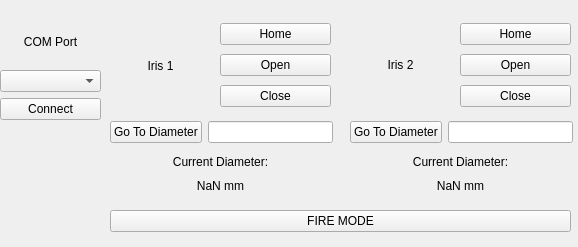
This is devices/Iris/irisWidget.ui in nfbeier/15tw-smartsystem as Qt 5 draws it before an edit. The edited form follows.
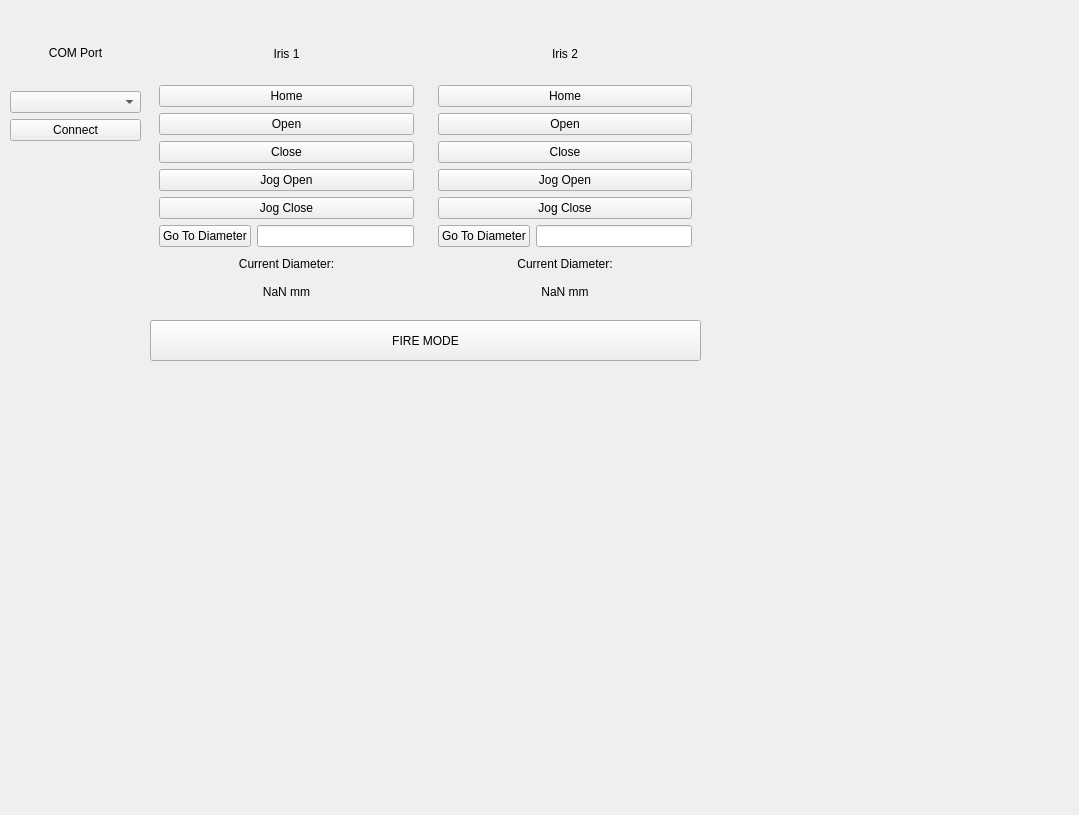
This is the edited form.

Commit message: Getting alignment program set up

```diff
--- a/devices/Iris/irisWidget.ui
+++ b/devices/Iris/irisWidget.ui
@@ -6,8 +6,8 @@
    <rect>
     <x>0</x>
     <y>0</y>
-    <width>578</width>
-    <height>247</height>
+    <width>1079</width>
+    <height>815</height>
    </rect>
   </property>
   <property name="windowTitle">
@@ -16,34 +16,76 @@
   <widget class="QPushButton" name="fireButton">
    <property name="geometry">
     <rect>
-     <x>110</x>
-     <y>210</y>
-     <width>461</width>
-     <height>22</height>
+     <x>150</x>
+     <y>320</y>
+     <width>551</width>
+     <height>41</height>
     </rect>
    </property>
    <property name="text">
     <string>FIRE MODE</string>
    </property>
   </widget>
+  <widget class="QWidget" name="layoutWidget_9">
+   <property name="geometry">
+    <rect>
+     <x>10</x>
+     <y>20</y>
+     <width>131</width>
+     <height>121</height>
+    </rect>
+   </property>
+   <layout class="QVBoxLayout" name="verticalLayout">
+    <item>
+     <widget class="QLabel" name="ComPortLabel">
+      <property name="text">
+       <string>COM Port</string>
+      </property>
+      <property name="alignment">
+       <set>Qt::AlignCenter</set>
+      </property>
+     </widget>
+    </item>
+    <item>
+     <widget class="QComboBox" name="ComPortSelectBox"/>
+    </item>
+    <item>
+     <widget class="QPushButton" name="comPortConnectButton">
+      <property name="text">
+       <string>Connect</string>
+      </property>
+     </widget>
+    </item>
+   </layout>
+  </widget>
+  <widget class="QWidget" name="horizontalLayoutWidget">
+   <property name="geometry">
+    <rect>
+     <x>150</x>
+     <y>20</y>
+     <width>551</width>
+     <height>291</height>
+    </rect>
+   </property>
+   <layout class="QHBoxLayout" name="horizontalLayout_3">
+    <item>
   <widget class="QWidget" name="IrisWidget" native="true">
-   <property name="geometry">
-    <rect>
-     <x>100</x>
-     <y>0</y>
-     <width>241</width>
-     <height>200</height>
-    </rect>
-   </property>
-   <widget class="QWidget" name="layoutWidget">
-    <property name="geometry">
-     <rect>
-      <x>120</x>
-      <y>20</y>
-      <width>111</width>
-      <height>91</height>
-     </rect>
-    </property>
+      <layout class="QVBoxLayout" name="verticalLayout_8">
+       <item>
+        <layout class="QVBoxLayout" name="verticalLayout_7">
+         <item>
+          <widget class="QLabel" name="iris1label">
+           <property name="text">
+            <string>Iris 1</string>
+           </property>
+           <property name="alignment">
+            <set>Qt::AlignCenter</set>
+           </property>
+          </widget>
+         </item>
+        </layout>
+       </item>
+       <item>
     <layout class="QVBoxLayout" name="verticalLayout_2">
      <item>
       <widget class="QPushButton" name="homeIrisButton">
@@ -66,49 +108,23 @@
        </property>
       </widget>
      </item>
-    </layout>
-   </widget>
-   <widget class="QWidget" name="layoutWidget_2">
-    <property name="geometry">
-     <rect>
-      <x>10</x>
-      <y>153</y>
-      <width>221</width>
-      <height>41</height>
-     </rect>
-    </property>
-    <layout class="QVBoxLayout" name="verticalLayout_3">
      <item>
-      <widget class="QLabel" name="label">
+          <widget class="QPushButton" name="iris1_jogopen">
        <property name="text">
-        <string>Current Diameter:</string>
-       </property>
-       <property name="alignment">
-        <set>Qt::AlignCenter</set>
-       </property>
+            <string>Jog Open</string>
+           </property>
       </widget>
      </item>
      <item>
-      <widget class="QLabel" name="currentDiameterLabel">
+          <widget class="QPushButton" name="iris1_jogclosed">
        <property name="text">
-        <string>NaN mm</string>
-       </property>
-       <property name="alignment">
-        <set>Qt::AlignCenter</set>
-       </property>
+            <string>Jog Close</string>
+           </property>
       </widget>
      </item>
     </layout>
-   </widget>
-   <widget class="QWidget" name="layoutWidget_3">
-    <property name="geometry">
-     <rect>
-      <x>10</x>
-      <y>120</y>
-      <width>223</width>
-      <height>25</height>
-     </rect>
-    </property>
+       </item>
+       <item>
     <layout class="QHBoxLayout" name="horizontalLayout">
      <item>
       <widget class="QPushButton" name="goToDiameterButton">
@@ -125,21 +141,23 @@
       </widget>
      </item>
     </layout>
-   </widget>
-   <widget class="QWidget" name="layoutWidget_6">
-    <property name="geometry">
-     <rect>
-      <x>10</x>
-      <y>20</y>
-      <width>101</width>
-      <height>91</height>
-     </rect>
-    </property>
-    <layout class="QVBoxLayout" name="verticalLayout_7">
+       </item>
+       <item>
+        <layout class="QVBoxLayout" name="verticalLayout_3">
+         <item>
+          <widget class="QLabel" name="label">
+           <property name="text">
+            <string>Current Diameter:</string>
+           </property>
+           <property name="alignment">
+            <set>Qt::AlignCenter</set>
+           </property>
+          </widget>
+         </item>
      <item>
-      <widget class="QLabel" name="iris1label">
+          <widget class="QLabel" name="currentDiameterLabel">
        <property name="text">
-        <string>Iris 1</string>
+            <string>NaN mm</string>
        </property>
        <property name="alignment">
         <set>Qt::AlignCenter</set>
@@ -147,26 +165,28 @@
       </widget>
      </item>
     </layout>
-   </widget>
-  </widget>
+       </item>
+      </layout>
+     </widget>
+    </item>
+    <item>
   <widget class="QWidget" name="IrisWidget_2" native="true">
-   <property name="geometry">
-    <rect>
-     <x>340</x>
-     <y>0</y>
-     <width>241</width>
-     <height>200</height>
-    </rect>
-   </property>
-   <widget class="QWidget" name="layoutWidget_4">
-    <property name="geometry">
-     <rect>
-      <x>120</x>
-      <y>20</y>
-      <width>111</width>
-      <height>91</height>
-     </rect>
-    </property>
+      <layout class="QVBoxLayout" name="verticalLayout_9">
+       <item>
+        <layout class="QVBoxLayout" name="verticalLayout_6">
+         <item>
+          <widget class="QLabel" name="iris2label">
+           <property name="text">
+            <string>Iris 2</string>
+           </property>
+           <property name="alignment">
+            <set>Qt::AlignCenter</set>
+           </property>
+          </widget>
+         </item>
+        </layout>
+       </item>
+       <item>
     <layout class="QVBoxLayout" name="verticalLayout_4">
      <item>
       <widget class="QPushButton" name="homeIrisButton_2">
@@ -189,71 +209,23 @@
        </property>
       </widget>
      </item>
-    </layout>
-   </widget>
-   <widget class="QWidget" name="layoutWidget_5">
-    <property name="geometry">
-     <rect>
-      <x>10</x>
-      <y>153</y>
-      <width>221</width>
-      <height>41</height>
-     </rect>
-    </property>
-    <layout class="QVBoxLayout" name="verticalLayout_5">
      <item>
-      <widget class="QLabel" name="label_2">
+          <widget class="QPushButton" name="iris2_jogopen">
        <property name="text">
-        <string>Current Diameter:</string>
-       </property>
-       <property name="alignment">
-        <set>Qt::AlignCenter</set>
-       </property>
+            <string>Jog Open</string>
+           </property>
       </widget>
      </item>
      <item>
-      <widget class="QLabel" name="currentDiameterLabel_2">
+          <widget class="QPushButton" name="iris2_jogclosed">
        <property name="text">
-        <string>NaN mm</string>
-       </property>
-       <property name="alignment">
-        <set>Qt::AlignCenter</set>
-       </property>
+            <string>Jog Close</string>
+           </property>
       </widget>
      </item>
     </layout>
-   </widget>
-   <widget class="QWidget" name="layoutWidget_7">
-    <property name="geometry">
-     <rect>
-      <x>10</x>
-      <y>19</y>
-      <width>101</width>
-      <height>91</height>
-     </rect>
-    </property>
-    <layout class="QVBoxLayout" name="verticalLayout_6">
-     <item>
-      <widget class="QLabel" name="iris2label">
-       <property name="text">
-        <string>Iris 2</string>
-       </property>
-       <property name="alignment">
-        <set>Qt::AlignCenter</set>
-       </property>
-      </widget>
-     </item>
-    </layout>
-   </widget>
-   <widget class="QWidget" name="layoutWidget_8">
-    <property name="geometry">
-     <rect>
-      <x>10</x>
-      <y>120</y>
-      <width>223</width>
-      <height>25</height>
-     </rect>
-    </property>
+       </item>
+       <item>
     <layout class="QHBoxLayout" name="horizontalLayout_2">
      <item>
       <widget class="QPushButton" name="goToDiameterButton_2">
@@ -270,22 +242,13 @@
       </widget>
      </item>
     </layout>
-   </widget>
-  </widget>
-  <widget class="QWidget" name="layoutWidget_9">
-   <property name="geometry">
-    <rect>
-     <x>0</x>
-     <y>20</y>
-     <width>101</width>
-     <height>100</height>
-    </rect>
-   </property>
-   <layout class="QVBoxLayout" name="verticalLayout">
+       </item>
     <item>
-     <widget class="QLabel" name="ComPortLabel">
+        <layout class="QVBoxLayout" name="verticalLayout_5">
+         <item>
+          <widget class="QLabel" name="label_2">
       <property name="text">
-       <string>COM Port</string>
+            <string>Current Diameter:</string>
       </property>
       <property name="alignment">
        <set>Qt::AlignCenter</set>
@@ -293,13 +256,18 @@
      </widget>
     </item>
     <item>
-     <widget class="QComboBox" name="ComPortSelectBox"/>
-    </item>
-    <item>
-     <widget class="QPushButton" name="comPortConnectButton">
+          <widget class="QLabel" name="currentDiameterLabel_2">
       <property name="text">
-       <string>Connect</string>
-      </property>
+            <string>NaN mm</string>
+           </property>
+           <property name="alignment">
+            <set>Qt::AlignCenter</set>
+           </property>
+          </widget>
+         </item>
+        </layout>
+       </item>
+      </layout>
      </widget>
     </item>
    </layout>
```
Lines whose indentation alone changed are shown as unchanged. The commit also changes 3 other files.
